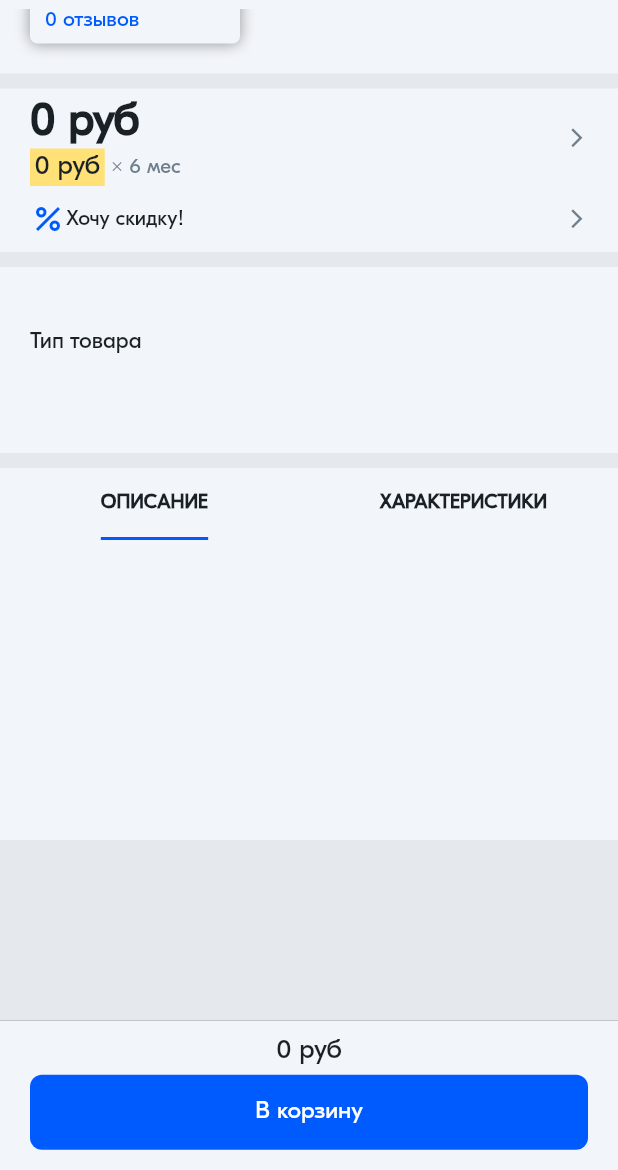
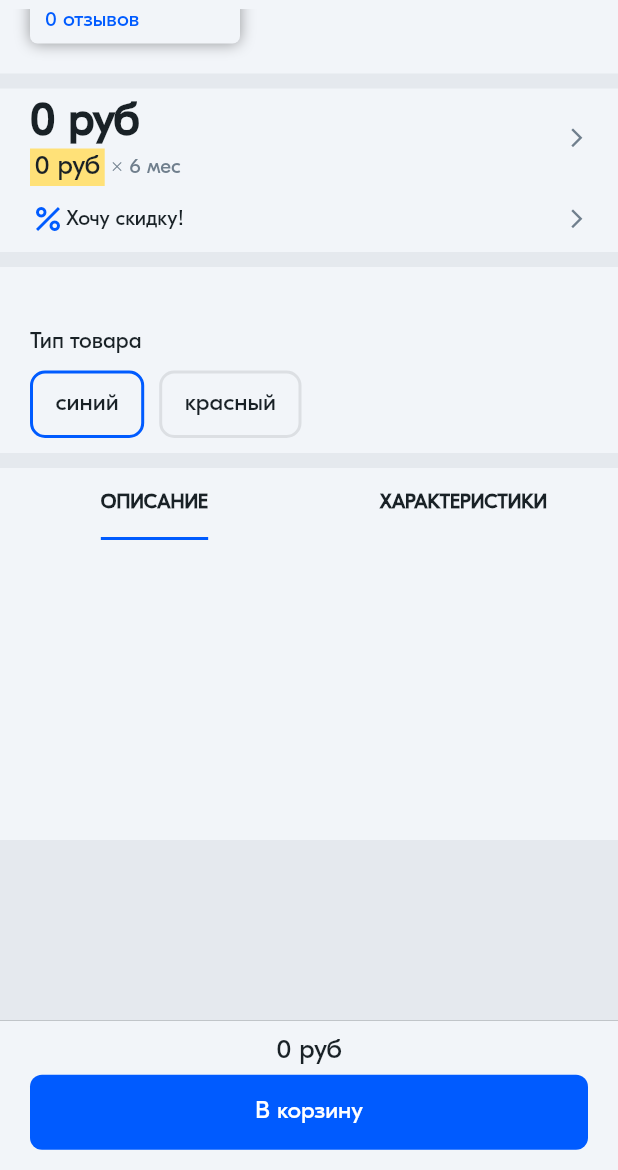
Before and after one commit to blyoha/flutter-market-app, a Flutter app: the StoreItemDetails screen opened directly with empty values, scrolled down 477 dp, on a phone screen of 412 x 824 dp, the part 66-1236 px from its top. Run offline on Flutter 3.47's test engine with Material 2 defaults, Android fonts, the phone set to English and light mode, and no system bars; our stand-ins replace smooth_page_indicator; project files that could hold a hidden picture were left out.

```diff
--- a/lib/src/store_items/presentation/widgets/store_item_types.dart
+++ b/lib/src/store_items/presentation/widgets/store_item_types.dart
@@ -4,9 +4,9 @@ import '../../../../utils/app_colors.dart';
 import '../../../main/presentation/widgets/text.dart';
 
 class StoreItemTypes extends StatefulWidget {
-  final List typeList = <String>[];
+  final List typeList;
 
-  StoreItemTypes({Key? key, required typeList}) : super(key: key);
+  const StoreItemTypes({Key? key, required this.typeList}) : super(key: key);
 
   @override
   State<StoreItemTypes> createState() => _StoreItemTypesState();
```
